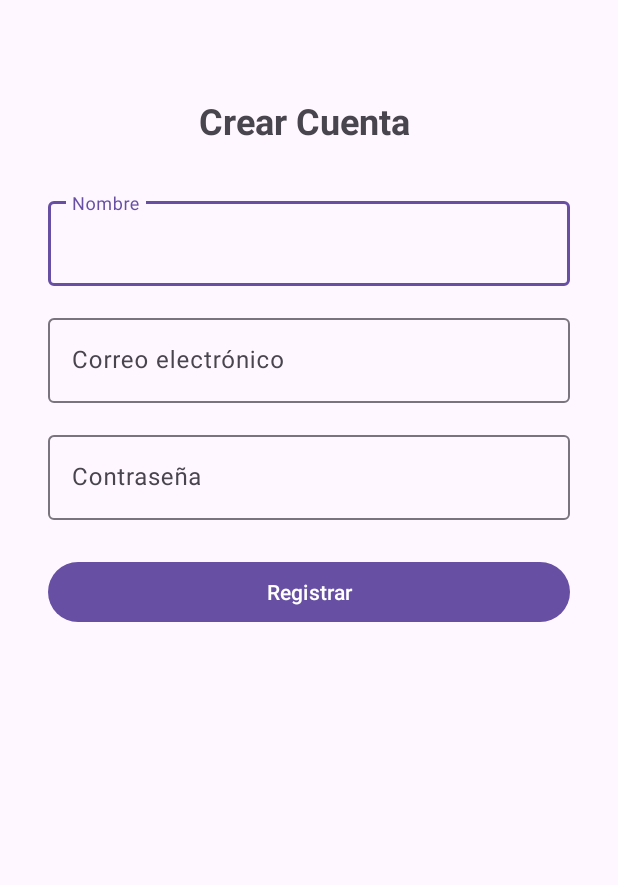
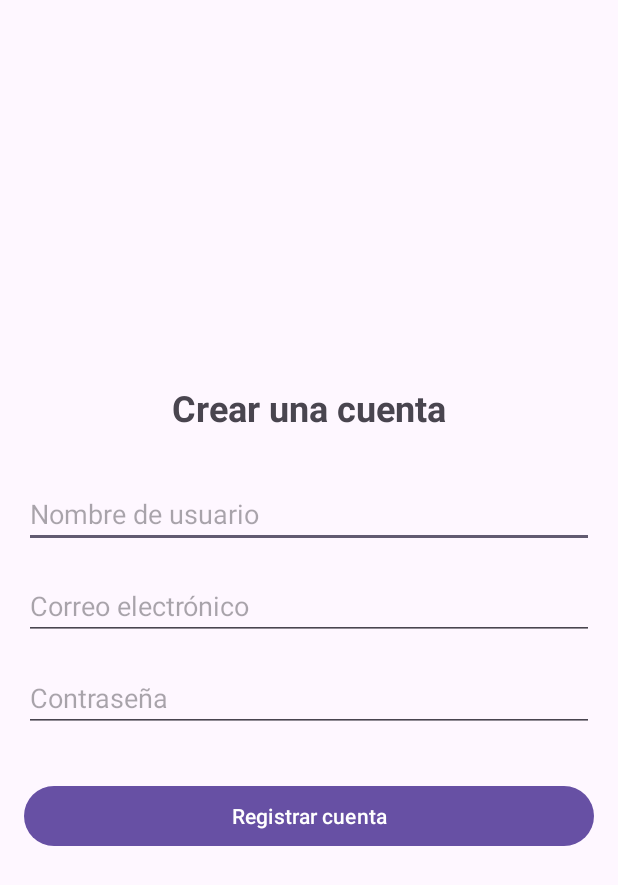
Before and after one commit to AlexissBF/NutriTrack, an Android app: the RegisterActivity screen opened directly, with no data from a screen before it, on a phone screen of 412 x 824 dp. Shown: the top 885 px of the screen. Run offline under Robolectric (Android 15) with nearby library versions, the phone set to English and light mode, and no system bars.

Commit message:
Se agrego el código para el resgistro y autenticación de los usuarios, pero tiene un error

```diff
--- a/app/src/main/java/com/example/nutritrack/RegisterActivity.kt
+++ b/app/src/main/java/com/example/nutritrack/RegisterActivity.kt
@@ -1,43 +1,54 @@
 package com.example.nutritrack
 
+import android.content.Intent
 import android.os.Bundle
+import android.widget.Button
+import android.widget.EditText
 import android.widget.Toast
 import androidx.appcompat.app.AppCompatActivity
-import com.example.nutritrack.data.User
-import com.example.nutritrack.databinding.ActivityRegisterBinding
+import com.example.nutritrack.data.User // Asumo que esta es la ruta correcta
 import com.example.nutritrack.storage.UserPrefs
 
 class RegisterActivity : AppCompatActivity() {
 
-    private lateinit var binding: ActivityRegisterBinding
     private lateinit var userPrefs: UserPrefs
 
     override fun onCreate(savedInstanceState: Bundle?) {
         super.onCreate(savedInstanceState)
-        binding = ActivityRegisterBinding.inflate(layoutInflater)
-        setContentView(binding.root)
+        setContentView(R.layout.activity_register)
+
         userPrefs = UserPrefs(this)
 
-        binding.btnRegister.setOnClickListener { performRegistration() }
-    }
+        val etEmail = findViewById<EditText>(R.id.etEmail)
+        val etPassword = findViewById<EditText>(R.id.etPassword)
+        // Añadimos un campo para el nombre, ya que el objeto User lo requiere
+        val etName = findViewById<EditText>(R.id.etName) // Necesitamos añadir este EditText al layout
+        val btnRegister = findViewById<Button>(R.id.btnRegister)
 
-    private fun performRegistration() {
-        val name = binding.etName.text.toString().trim()
-        val email = binding.etEmail.text.toString().trim()
-        val password = binding.etPassword.text.toString().trim()
+        btnRegister.setOnClickListener {
+            val email = etEmail.text.toString().trim()
+            val password = etPassword.text.toString().trim()
+            val name = etName.text.toString().trim()
 
-        if (name.isEmpty() || email.isEmpty() || password.isEmpty()) {
-            binding.tvRegisterMessage.text = "Todos los campos son obligatorios."
-            return
-        }
+            if (email.isNotBlank() && password.isNotBlank() && name.isNotBlank()) {
+                // Creamos un nuevo usuario con rol "user" por defecto
+                val newUser = User(email, name, password, "user")
 
-        val newUser = User(email, name, password)
+                // Usamos el método de UserPrefs para registrarlo
+                val success = userPrefs.registerNewUser(newUser)
 
-        if (userPrefs.registerNewUser(newUser)) {
-            Toast.makeText(this, "Cuenta para $name creada.", Toast.LENGTH_SHORT).show()
-            finish()
-        } else {
-            binding.tvRegisterMessage.text = "El correo ya existe."
+                if (success) {
+                    Toast.makeText(this, "Usuario registrado con éxito", Toast.LENGTH_SHORT).show()
+                    // Redirigir a la pantalla de inicio de sesión
+                    val intent = Intent(this, MainActivity::class.java)
+                    startActivity(intent)
+                    finish()
+                } else {
+                    Toast.makeText(this, "El correo electrónico ya está en uso", Toast.LENGTH_SHORT).show()
+                }
+            } else {
+                Toast.makeText(this, "Por favor, completa todos los campos", Toast.LENGTH_SHORT).show()
+            }
         }
     }
 }
--- a/app/src/main/res/layout/activity_register.xml
+++ b/app/src/main/res/layout/activity_register.xml
@@ -1,93 +1,50 @@
 <?xml version="1.0" encoding="utf-8"?>
-<androidx.constraintlayout.widget.ConstraintLayout xmlns:android="http://schemas.android.com/apk/res/android"
+<LinearLayout xmlns:android="http://schemas.android.com/apk/res/android"
     xmlns:app="http://schemas.android.com/apk/res-auto"
     xmlns:tools="http://schemas.android.com/tools"
     android:layout_width="match_parent"
     android:layout_height="match_parent"
-    android:padding="32dp"
+    android:orientation="vertical"
+    android:gravity="center"
+    android:padding="16dp"
     tools:context=".RegisterActivity">
 
     <TextView
-        android:id="@+id/tv_register_title"
         android:layout_width="wrap_content"
         android:layout_height="wrap_content"
-        android:text="Crear Cuenta "
+        android:text="Crear una cuenta"
         android:textSize="24sp"
-        android:textStyle="bold"
-        android:layout_marginTop="32dp"
-        app:layout_constraintTop_toTopOf="parent"
-        app:layout_constraintStart_toStartOf="parent"
-        app:layout_constraintEnd_toEndOf="parent" />
+        android:textStyle="bold" />
 
-    <com.google.android.material.textfield.TextInputLayout
-        android:id="@+id/til_name"
-        android:layout_width="0dp"
+    <EditText
+        android:id="@+id/etName"
+        android:layout_width="match_parent"
         android:layout_height="wrap_content"
         android:layout_marginTop="32dp"
-        app:layout_constraintTop_toBottomOf="@id/tv_register_title"
-        app:layout_constraintStart_toStartOf="parent"
-        app:layout_constraintEnd_toEndOf="parent">
+        android:hint="Nombre de usuario"
+        android:inputType="textPersonName" />
 
-        <com.google.android.material.textfield.TextInputEditText
-            android:id="@+id/et_name"
-            android:layout_width="match_parent"
-            android:layout_height="wrap_content"
-            android:hint="Nombre"
-            android:inputType="textPersonName" />
-    </com.google.android.material.textfield.TextInputLayout>
-
-    <com.google.android.material.textfield.TextInputLayout
-        android:id="@+id/til_email"
-        android:layout_width="0dp"
+    <EditText
+        android:id="@+id/etEmail"
+        android:layout_width="match_parent"
         android:layout_height="wrap_content"
         android:layout_marginTop="16dp"
-        app:layout_constraintTop_toBottomOf="@id/til_name"
-        app:layout_constraintStart_toStartOf="parent"
-        app:layout_constraintEnd_toEndOf="parent">
+        android:hint="Correo electrónico"
+        android:inputType="textEmailAddress" />
 
-        <com.google.android.material.textfield.TextInputEditText
-            android:id="@+id/et_email"
-            android:layout_width="match_parent"
-            android:layout_height="wrap_content"
-            android:hint="Correo electrónico"
-            android:inputType="textEmailAddress" />
-    </com.google.android.material.textfield.TextInputLayout>
-
-    <com.google.android.material.textfield.TextInputLayout
-        android:id="@+id/til_password"
-        android:layout_width="0dp"
+    <EditText
+        android:id="@+id/etPassword"
+        android:layout_width="match_parent"
         android:layout_height="wrap_content"
         android:layout_marginTop="16dp"
-        app:layout_constraintTop_toBottomOf="@id/til_email"
-        app:layout_constraintStart_toStartOf="parent"
-        app:layout_constraintEnd_toEndOf="parent">
-
-        <com.google.android.material.textfield.TextInputEditText
-            android:id="@+id/et_password"
-            android:layout_width="match_parent"
-            android:layout_height="wrap_content"
-            android:hint="Contraseña"
-            android:inputType="textPassword" />
-    </com.google.android.material.textfield.TextInputLayout>
+        android:hint="Contraseña"
+        android:inputType="textPassword" />
 
     <Button
-        android:id="@+id/btn_register"
-        android:layout_width="0dp"
+        android:id="@+id/btnRegister"
+        android:layout_width="match_parent"
         android:layout_height="wrap_content"
-        android:text="Registrar"
-        android:layout_marginTop="24dp"
-        app:layout_constraintTop_toBottomOf="@id/til_password"
-        app:layout_constraintStart_toStartOf="parent"
-        app:layout_constraintEnd_toEndOf="parent" />
+        android:layout_marginTop="32dp"
+        android:text="Registrar cuenta" />
 
-    <TextView
-        android:id="@+id/tv_register_message"
-        android:layout_width="wrap_content"
-        android:layout_height="wrap_content"
-        android:textColor="@android:color/holo_red_dark"
-        android:layout_marginTop="16dp"
-        app:layout_constraintTop_toBottomOf="@id/btn_register"
-        app:layout_constraintStart_toStartOf="parent"
-        app:layout_constraintEnd_toEndOf="parent" />
-
-</androidx.constraintlayout.widget.ConstraintLayout>
+</LinearLayout>
--- a/gradle/libs.versions.toml
+++ b/gradle/libs.versions.toml
@@ -9,6 +9,7 @@ appcompat = "1.7.1"
 material = "1.13.0"
 activity = "1.11.0"
 constraintlayout = "2.2.1"
+googleServices = "4.4.1"
 
 [libraries]
 androidx-core-ktx = { group = "androidx.core", name = "core-ktx", version.ref = "coreKtx" }
@@ -23,3 +24,4 @@ androidx-constraintlayout = { group = "androidx.constraintlayout", name = "const
 [plugins]
 android-application = { id = "com.android.application", version.ref = "agp" }
 kotlin-android = { id = "org.jetbrains.kotlin.android", version.ref = "kotlin" }
+google-services = { id = "com.google.gms.google-services", version.ref = "googleServices" }
```
Also changed, not shown: app/src/main/java/com/example/nutritrack/MainActivity.kt (+19 -23 lines).
